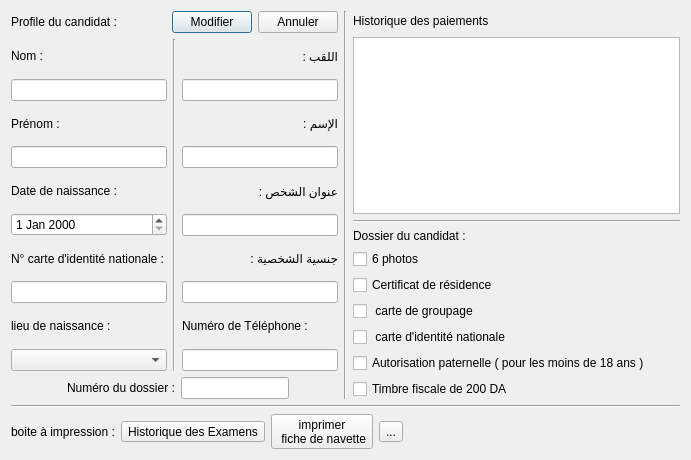
This is Auto_Ecole/candidat/profilcandidat.ui in AmineHouari98/auto_Ecole as Qt 5 draws it before an edit. The edited form follows.
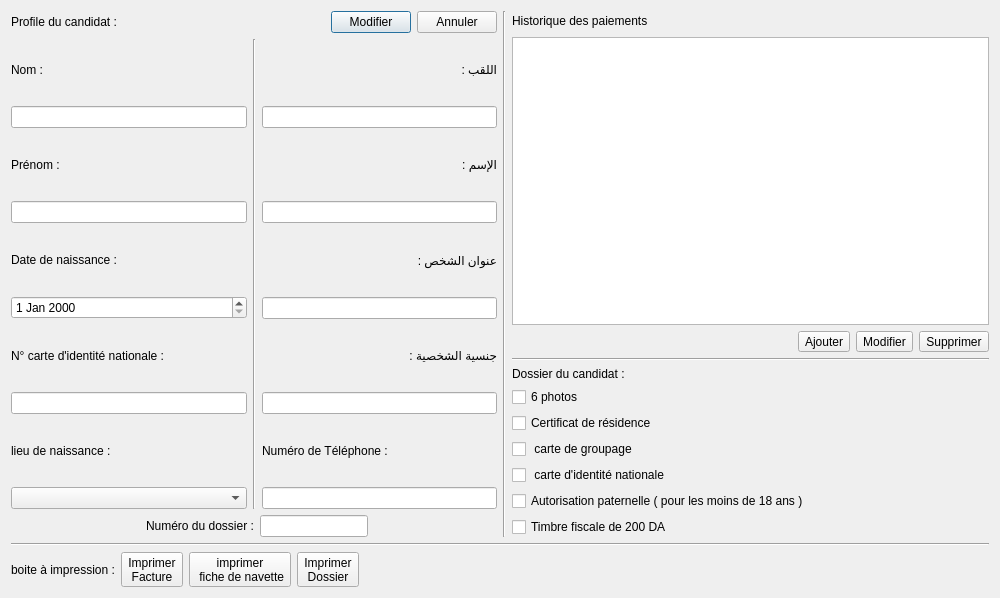
This is the edited form. Icons and pictures are not drawn.

Commit message: chwiya interface

The edit to the form file:
```diff
--- a/Auto_Ecole/candidat/profilcandidat.ui
+++ b/Auto_Ecole/candidat/profilcandidat.ui
@@ -6,8 +6,8 @@
    <rect>
     <x>0</x>
     <y>0</y>
-    <width>691</width>
-    <height>460</height>
+    <width>1000</width>
+    <height>598</height>
    </rect>
   </property>
   <property name="windowTitle">
@@ -15,9 +15,9 @@
   </property>
   <layout class="QGridLayout" name="gridLayout">
    <item row="0" column="0">
-    <layout class="QVBoxLayout" name="verticalLayout_16">
+    <layout class="QVBoxLayout" name="verticalLayout_2">
      <item>
-      <layout class="QHBoxLayout" name="horizontalLayout_8">
+      <layout class="QHBoxLayout" name="horizontalLayout_3">
        <item>
         <layout class="QVBoxLayout" name="verticalLayout_17">
          <item>
@@ -281,6 +281,8 @@
         </layout>
        </item>
        <item>
+        <layout class="QHBoxLayout" name="horizontalLayout_2">
+         <item>
         <widget class="Line" name="line_6">
          <property name="orientation">
           <enum>Qt::Vertical</enum>
@@ -288,7 +290,7 @@
         </widget>
        </item>
        <item>
-        <layout class="QVBoxLayout" name="verticalLayout_30">
+          <layout class="QVBoxLayout" name="verticalLayout">
          <item>
           <layout class="QHBoxLayout" name="horizontalLayout_13">
            <item>
@@ -316,6 +318,44 @@
          <item>
           <widget class="QTableView" name="tableView"/>
          </item>
+           <item>
+            <layout class="QHBoxLayout" name="horizontalLayout">
+             <item>
+              <spacer name="horizontalSpacer">
+               <property name="orientation">
+                <enum>Qt::Horizontal</enum>
+               </property>
+               <property name="sizeHint" stdset="0">
+                <size>
+                 <width>40</width>
+                 <height>20</height>
+                </size>
+               </property>
+              </spacer>
+             </item>
+             <item>
+              <widget class="QToolButton" name="toolButton_4">
+               <property name="text">
+                <string>Ajouter</string>
+               </property>
+              </widget>
+             </item>
+             <item>
+              <widget class="QToolButton" name="toolButton">
+               <property name="text">
+                <string>Modifier</string>
+               </property>
+              </widget>
+             </item>
+             <item>
+              <widget class="QToolButton" name="toolButton">
+               <property name="text">
+                <string>Supprimer</string>
+               </property>
+              </widget>
+             </item>
+            </layout>
+           </item>
          <item>
           <widget class="Line" name="line_7">
            <property name="orientation">
@@ -380,6 +420,8 @@
        </item>
       </layout>
      </item>
+      </layout>
+     </item>
      <item>
       <widget class="Line" name="line_8">
        <property name="orientation">
@@ -401,7 +443,8 @@
          <item>
           <widget class="QToolButton" name="toolbtn_histExams">
            <property name="text">
-            <string>Historique des Examens</string>
+            <string>Imprimer
+Facture</string>
            </property>
            <property name="icon">
             <iconset resource="../ressources.qrc">
@@ -436,7 +479,8 @@
             </size>
            </property>
            <property name="text">
-            <string>...</string>
+            <string>Imprimer
+Dossier</string>
            </property>
           </widget>
          </item>
```
Lines whose indentation alone changed are shown as unchanged. The commit also changes 7 other files.
